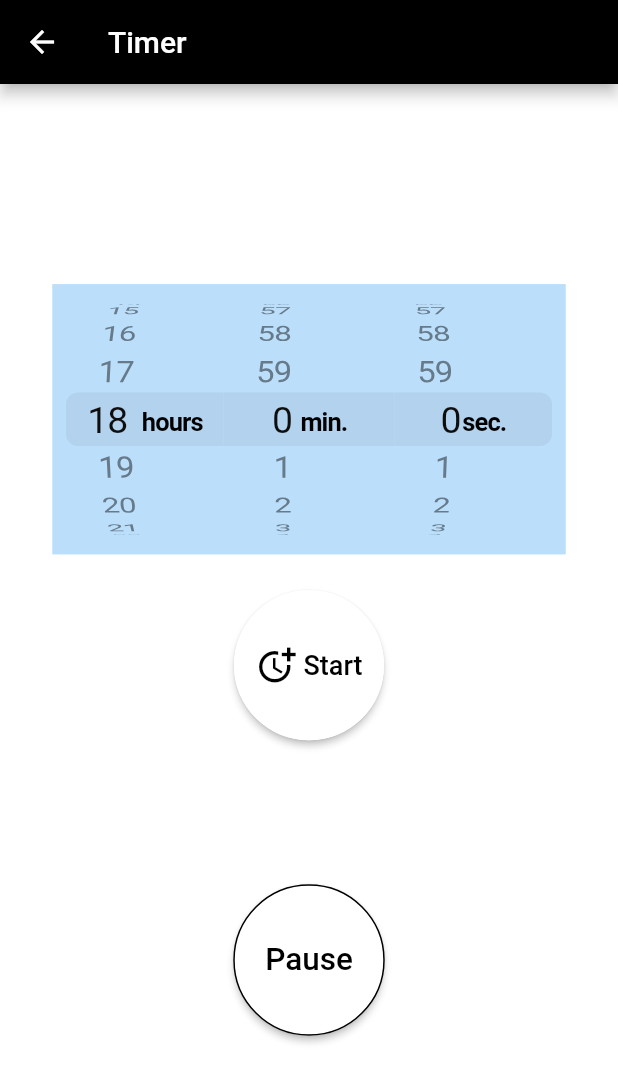
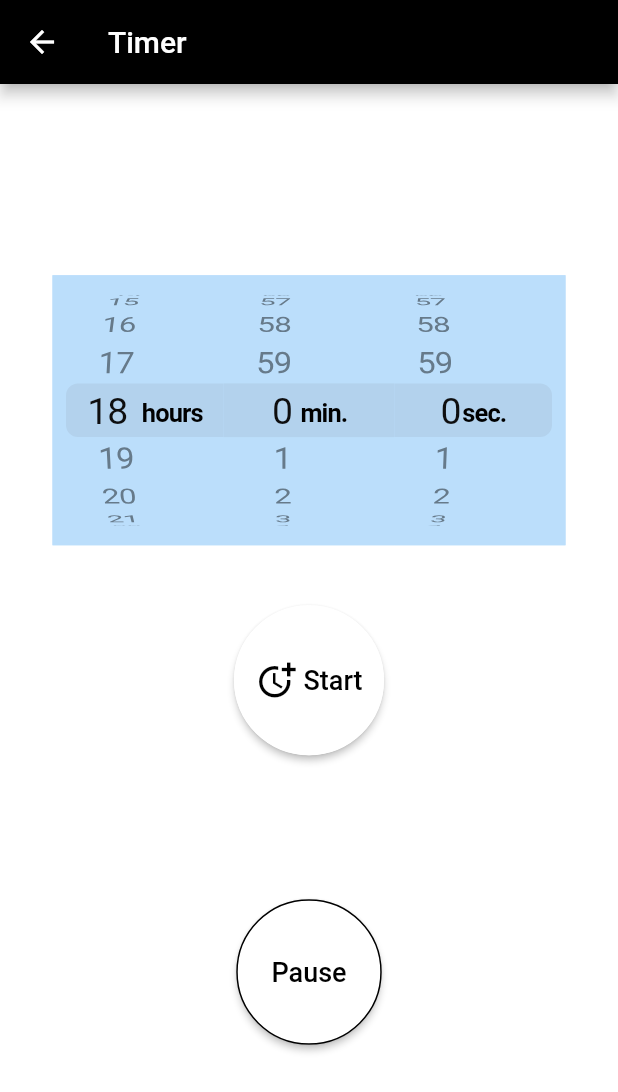
Before and after one commit to xu-gillian/clock, a Flutter app: the TimerPickerPage screen opened directly, scrolled down 576 dp, after a tap on "Start", on a phone screen of 412 x 824 dp. Shown: the top 1092 px of the screen. Run offline on Flutter 3.47's test engine with Material 2 defaults, Android fonts, the phone set to English and light mode, and no system bars.

Commit message:
made widgets consistent, added height

```diff
--- a/lib/stopwatch_page.dart
+++ b/lib/stopwatch_page.dart
@@ -62,19 +62,37 @@ class _StopwatchPageState extends State<StopwatchPage> {
   @override
   Widget build(BuildContext context) {
     return Scaffold(
-        appBar: AppBar(title: Text('Stopwatch'), backgroundColor: Colors.black,),
+      appBar: AppBar(
+        title: Text('Stopwatch'),
+        backgroundColor: Colors.black,
+      ),
       body: Center(
         child: Column(
           mainAxisAlignment: MainAxisAlignment.center,
           children: <Widget>[
             Text(formatTime(_stopwatch.elapsedMilliseconds),
                 style: TextStyle(fontSize: 48.0, color: Colors.white)),
-              ElevatedButton(
+            SizedBox(
+              height: 30,
+            ),
+            RaisedButton(
               onPressed: handleStartStop,
+              shape: CircleBorder(side: BorderSide(color: Colors.black)),
+              child: Padding(
+                  padding: const EdgeInsets.all(38.0),
                   child: Text(_stopwatch.isRunning ? 'Stop' : 'Start')),
-              ElevatedButton(
+            ),
+            SizedBox(
+              height: 20,
+            ),
+            RaisedButton(
               onPressed: resetTimer,
-                  child: Text(_stopwatch.isRunning ? 'Reset' : 'Reset')),
+              shape: CircleBorder(side: BorderSide(color: Colors.black)),
+              child: Padding(
+                padding: const EdgeInsets.all(38.0),
+                child: Text(_stopwatch.isRunning ? 'Reset' : 'Reset'),
+              ),
+            )
           ],
         ),
       ),
--- a/lib/timer_page.dart
+++ b/lib/timer_page.dart
@@ -11,7 +11,6 @@ class TimerPickerPage extends StatefulWidget {
 }
 
 class _TimerPickerPageState extends State<TimerPickerPage> {
-
   Duration duration = Duration(hours: 0, minutes: 0, seconds: 0);
   int _seconds = 0;
   int _minutes = 0;
@@ -70,16 +69,16 @@ class _TimerPickerPageState extends State<TimerPickerPage> {
 
   @override
   Widget build(BuildContext context) => Scaffold(
-    appBar: AppBar(
-      title: Text('Timer'),
-      backgroundColor: Colors.black,
-    ),
+        appBar: AppBar(
+          title: Text('Timer'),
+          backgroundColor: Colors.black,
+        ),
         body: Center(
           child: Column(
             mainAxisAlignment: MainAxisAlignment.center,
             children: [
               buildTimePicker(),
-              const SizedBox(height: 24),
+              const SizedBox(height: 40),
               ButtonWidget(onClicked: () {
                 _hours = duration.inHours;
                 _minutes = duration.inMinutes.remainder(60);
@@ -124,7 +123,7 @@ class _TimerPickerPageState extends State<TimerPickerPage> {
                         '$_textHolder',
                         style: TextStyle(
                           color: Colors.black,
-                          fontSize: 21,
+                          fontSize: 18,
                         ),
                       ),
                     ),
```
Also changed, not shown: lib/widgets/tabbar_widget.dart (deleted, +0 -44 lines). Lines whose indentation alone changed are shown as unchanged.
